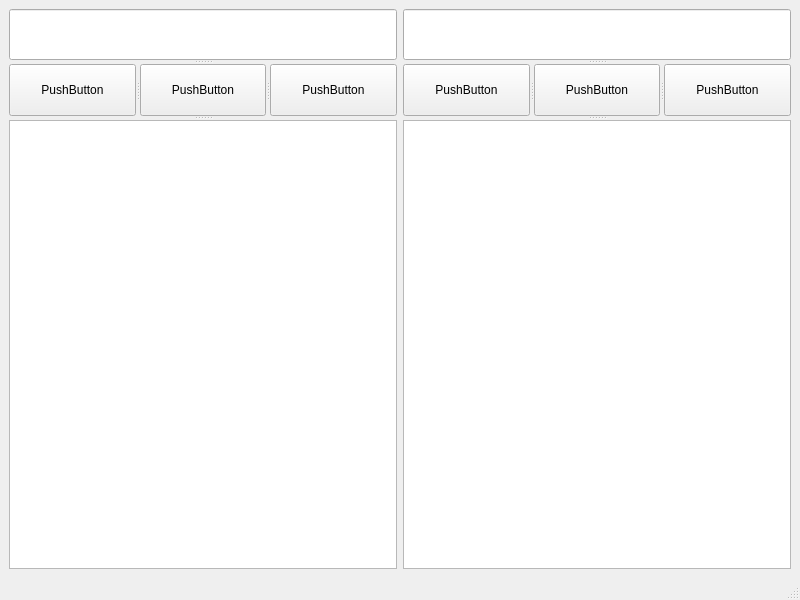
KimalIsaev/Kema1, file mainwindow.ui: the form before one commit.
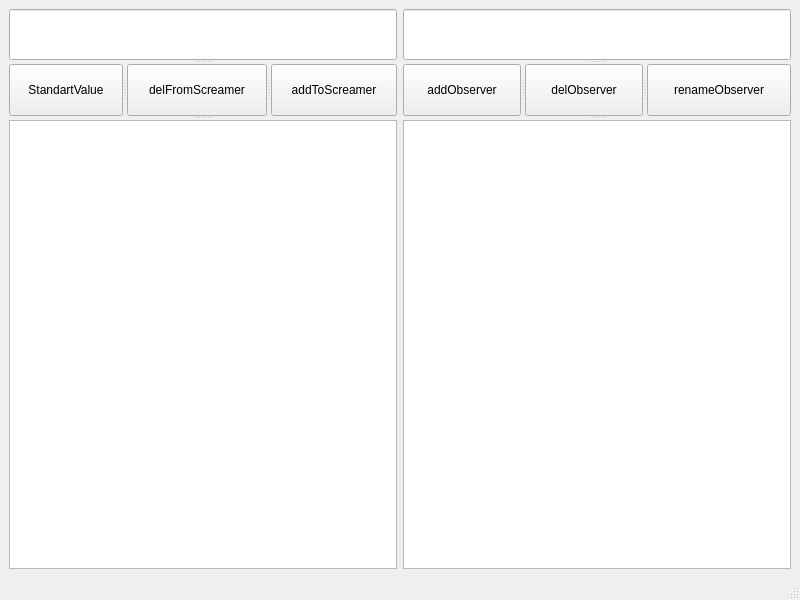
The form after the commit.

Diff of the .ui file:
```diff
--- a/mainwindow.ui
+++ b/mainwindow.ui
@@ -27,17 +27,17 @@
        </property>
        <widget class="QPushButton" name="pushStandartValueButton">
         <property name="text">
-         <string>PushButton</string>
+         <string>StandartValue</string>
         </property>
        </widget>
        <widget class="QPushButton" name="delFromScreamerButton">
         <property name="text">
-         <string>PushButton</string>
+         <string>delFromScreamer</string>
         </property>
        </widget>
        <widget class="QPushButton" name="addToScreamerButton">
         <property name="text">
-         <string>PushButton</string>
+         <string>addToScreamer</string>
         </property>
        </widget>
       </widget>
@@ -63,17 +63,17 @@
        </property>
        <widget class="QPushButton" name="addObserverButton">
         <property name="text">
-         <string>PushButton</string>
+         <string>addObserver</string>
         </property>
        </widget>
        <widget class="QPushButton" name="delObserverButton">
         <property name="text">
-         <string>PushButton</string>
+         <string>delObserver</string>
         </property>
        </widget>
        <widget class="QPushButton" name="renameObserverButton">
         <property name="text">
-         <string>PushButton</string>
+         <string>renameObserver</string>
         </property>
        </widget>
       </widget>
```
Left out of the diff: 108 changed lines with no effect on the pictures.
